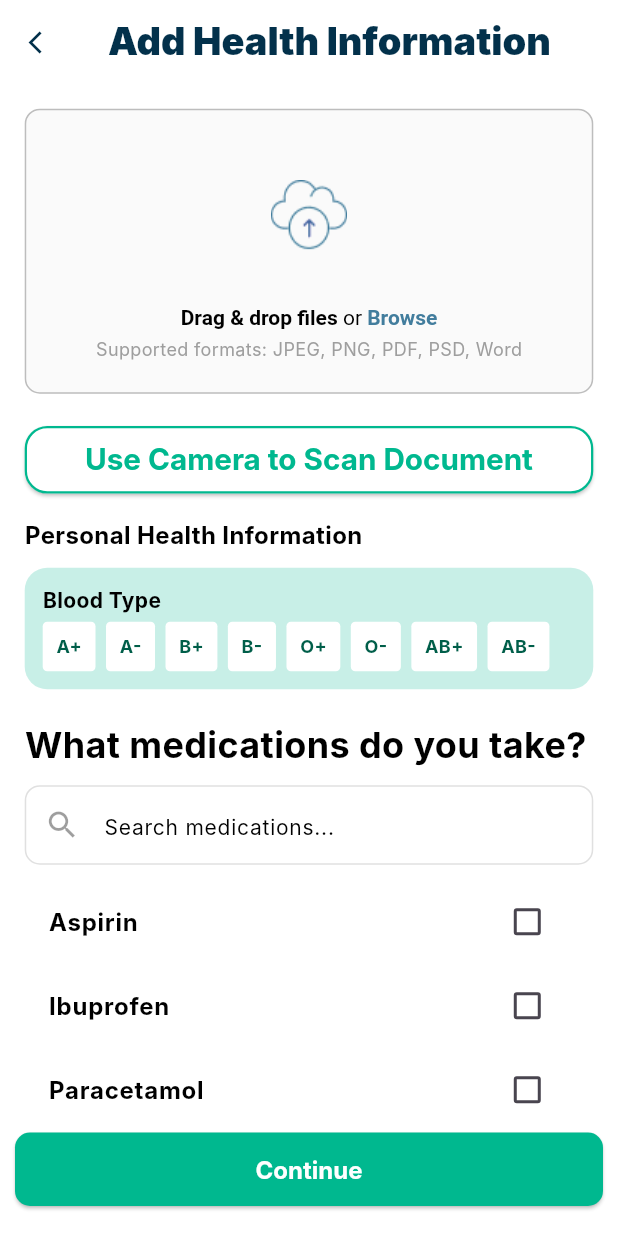
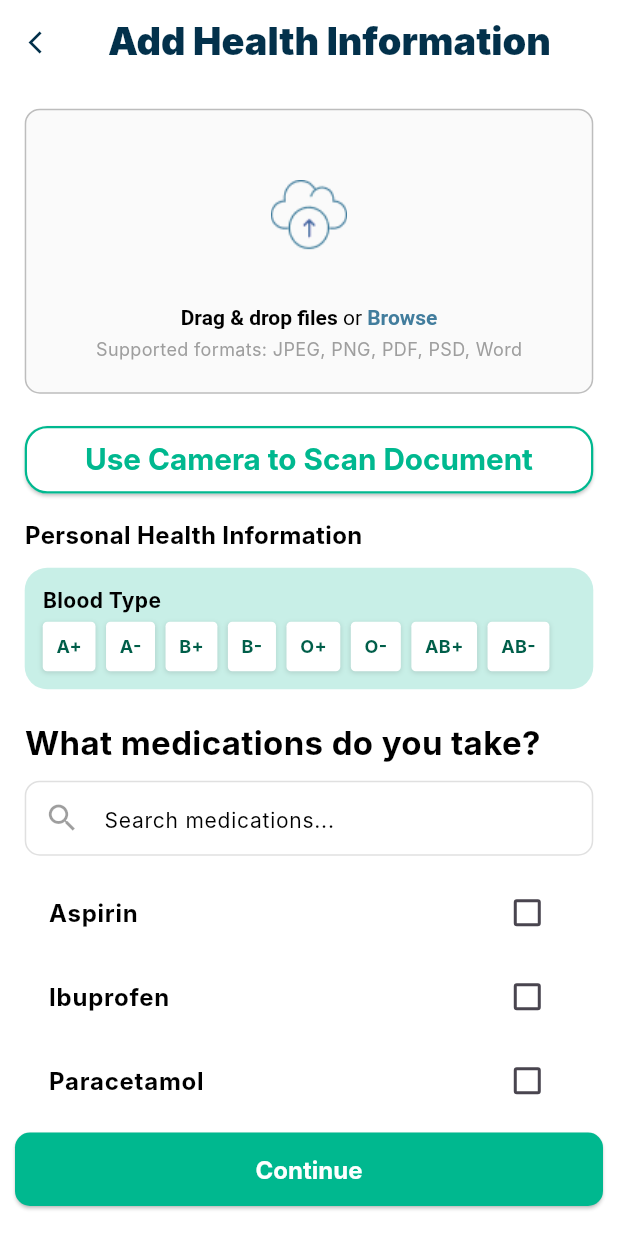
Before and after one commit to fatimasood/InfoKlub-App, a Flutter app: the ProfileOptions screen opened by its route, after a tap on "Health", on a phone screen of 412 x 824 dp. Run offline on Flutter 3.47's test engine with Material 3 defaults, Android fonts, the phone set to English and light mode, and no system bars; our stand-ins replace country_picker, firebase_auth, firebase_core, fluttertoast, hive, hive_flutter and 3 more; accounts and stored records are empty; Roboto replaces fonts that are missing (Inter).

```diff
--- a/infoklub/lib/views/create_profile/add_info_dashboard.dart
+++ b/infoklub/lib/views/create_profile/add_info_dashboard.dart
@@ -11,32 +11,37 @@ class ProfileOptions extends StatefulWidget {
 }
 
 class _ProfileOptionsState extends State<ProfileOptions> {
-  // check data entry
+  // Flags to track data completion
   bool healthCompleted = false;
   bool educationCompleted = false;
   bool careerCompleted = false;
 
-  // calculate progress
+  // Calculate progress value
   double get progress {
-    int completedCount = 0;
-    if (healthCompleted) completedCount++;
-    if (educationCompleted) completedCount++;
-    if (careerCompleted) completedCount++;
-    return completedCount / 3;
+    int completed = 0;
+    if (healthCompleted) completed++;
+    if (educationCompleted) completed++;
+    if (careerCompleted) completed++;
+    return completed / 3;
   }
 
-// Get progress text
   String get progressText {
     if (progress == 0) return "Complete your Profile";
     if (progress == 1) return "Profile Completed!";
     return "${(progress * 100).toInt()}% Completed";
   }
 
-  // Get progress text color
   Color get progressColor {
     if (progress == 0) return AppTheme.redAccent;
     if (progress == 1) return AppTheme.forestGreen;
     return AppTheme.azureBlue;
+  }
+
+  Future<void> _navigateAndUpdate(String route, Function onComplete) async {
+    final result = await Navigator.pushNamed(context, route);
+    if (result == true) {
+      setState(() => onComplete());
+    }
   }
 
   @override
@@ -51,7 +56,6 @@ class _ProfileOptionsState extends State<ProfileOptions> {
         child: Padding(
           padding: EdgeInsets.only(
             top: screenHeight * 0.06,
-            // bottom: screenHeight * 0.6,
             left: screenWidth * 0.01,
             right: screenWidth * 0.01,
           ),
@@ -65,8 +69,8 @@ class _ProfileOptionsState extends State<ProfileOptions> {
                 ),
               ),
               Padding(
-                padding: const EdgeInsets.only(
-                    top: 20.0, bottom: 20.0, left: 14.0, right: 14.0),
+                padding: const EdgeInsets.symmetric(
+                    vertical: 20.0, horizontal: 14.0),
                 child: Column(
                   crossAxisAlignment: CrossAxisAlignment.start,
                   children: [
@@ -76,18 +80,18 @@ class _ProfileOptionsState extends State<ProfileOptions> {
                         fontSize: 13.5,
                         color: AppTheme.greyColor,
                         fontFamily: 'Inter',
-                          fontWeight: FontWeight.w600),
+                        fontWeight: FontWeight.w600,
                       ),
-                    const SizedBox(
-                      height: 4.0,
                     ),
+                    const SizedBox(height: 4.0),
                     Text(
                       progressText,
                       style: TextStyle(
                         fontSize: 18.5,
                         color: progressColor,
                         fontFamily: 'Inter',
-                          fontWeight: FontWeight.w700),
+                        fontWeight: FontWeight.w700,
+                      ),
                     ),
                     const SizedBox(height: 10.0),
                     Stack(
@@ -102,15 +106,17 @@ class _ProfileOptionsState extends State<ProfileOptions> {
                         ),
                         Container(
                           height: 8.0,
-                          width: screenWidth * 0.2,
+                          width: screenWidth * progress,
                           decoration: BoxDecoration(
                             color: progressColor,
                             borderRadius: BorderRadius.circular(4.0),
                           ),
-                        )
+                        ),
                       ],
                     ),
                     const SizedBox(height: 25.0),
+
+                    /// HEALTH CARD
                     InfoCard(
                       context,
                       icon: Icons.health_and_safety,
@@ -122,41 +128,48 @@ class _ProfileOptionsState extends State<ProfileOptions> {
                       backgroundColor: Colors.green[50]!,
                       arrowColor: AppTheme.forestGreen,
                       descolor: AppTheme.forestGreen,
-                      onTap: () {
-                        Navigator.pushNamed(context, AppRoutes.health);
-                      },
+                      onTap: () => _navigateAndUpdate(
+                        AppRoutes.health,
+                        () => healthCompleted = true,
+                      ),
                     ),
                     const SizedBox(height: 15.0),
+
+                    /// EDUCATION CARD
                     InfoCard(
                       context,
                       icon: Icons.school,
                       iconColor: AppTheme.azureBlue,
                       title: 'Education',
-                      description: healthCompleted
+                      description: educationCompleted
                           ? 'Education Data Uploaded'
                           : 'Upload Your Education Records Here',
                       backgroundColor: Colors.blue[50]!,
                       arrowColor: AppTheme.azureBlue,
                       descolor: AppTheme.azureBlue,
-                      onTap: () {
-                        Navigator.pushNamed(context, AppRoutes.health);
-                      },
+                      onTap: () => _navigateAndUpdate(
+                        AppRoutes.eduData,
+                        () => educationCompleted = true,
+                      ),
                     ),
                     const SizedBox(height: 15.0),
+
+                    /// CAREER CARD
                     InfoCard(
                       context,
                       icon: Icons.work,
                       iconColor: AppTheme.purpleAccent,
                       title: 'Career',
-                      description: healthCompleted
+                      description: careerCompleted
                           ? 'Career Data Uploaded'
                           : 'Upload Your Career Records Here',
                       backgroundColor: Colors.purple[50]!,
                       arrowColor: AppTheme.purpleAccent,
                       descolor: AppTheme.purpleAccent,
-                      onTap: () {
-                        Navigator.pushNamed(context, AppRoutes.career);
-                      },
+                      onTap: () => _navigateAndUpdate(
+                        AppRoutes.career,
+                        () => careerCompleted = true,
+                      ),
                     ),
                   ],
                 ),
--- a/infoklub/lib/views/health_screens/health_data.dart
+++ b/infoklub/lib/views/health_screens/health_data.dart
@@ -15,13 +15,12 @@ class HealthData extends StatelessWidget {
     final viewModel = Provider.of<HealthDataViewModel>(context);
     final screenWidth = MediaQuery.of(context).size.width;
     final screenHeight = MediaQuery.of(context).size.height;
+    final isTablet = screenWidth > 600;
 
     return Scaffold(
       appBar: AppBar(
         leading: GestureDetector(
-          onTap: () {
-            Navigator.pop(context, false);
-          },
+          onTap: () => Navigator.pop(context, false),
           child: const Icon(
             Icons.arrow_back_ios,
             color: AppTheme.textColor,
@@ -36,8 +35,8 @@ class HealthData extends StatelessWidget {
       ),
       body: Stack(
         children: [
-          // Main scrolling content
           SingleChildScrollView(
+            keyboardDismissBehavior: ScrollViewKeyboardDismissBehavior.onDrag,
             padding: EdgeInsets.symmetric(
               horizontal: screenWidth * 0.04,
               vertical: screenHeight * 0.02,
@@ -45,10 +44,8 @@ class HealthData extends StatelessWidget {
             child: Column(
               crossAxisAlignment: CrossAxisAlignment.start,
               children: [
-                // Drag and Drop Section
                 dropfiles(),
                 const SizedBox(height: 20),
-
                 CustomButton(
                   text: 'Use Camera to Scan Document',
                   borderColor: AppTheme.tealAccent,
@@ -58,17 +55,17 @@ class HealthData extends StatelessWidget {
                   color: AppTheme.whiteColor,
                   borderRadius: 15.0,
                   onPressed: () {
-                    //scan document
+                    // TODO: implement camera scan
                   },
                 ),
                 const SizedBox(height: 15),
-                // Blood Type Section
                 const Text(
                   "Personal Health Information",
                   style: TextStyle(
                     fontSize: 16,
                     color: AppTheme.blackColor,
-                      fontWeight: FontWeight.bold),
+                    fontWeight: FontWeight.bold,
+                  ),
                 ),
                 const SizedBox(height: 10),
                 Container(
@@ -77,7 +74,6 @@ class HealthData extends StatelessWidget {
                     color: AppTheme.backgreen,
                     borderRadius: BorderRadius.circular(15.0),
                   ),
-                  child: Padding(
                   padding: const EdgeInsets.all(12.0),
                   child: Column(
                     crossAxisAlignment: CrossAxisAlignment.start,
@@ -87,11 +83,10 @@ class HealthData extends StatelessWidget {
                         style: TextStyle(
                           fontSize: 14,
                           color: AppTheme.blackColor,
-                              fontWeight: FontWeight.bold),
+                          fontWeight: FontWeight.bold,
                         ),
-                        const SizedBox(
-                          height: 4.0,
                       ),
+                      const SizedBox(height: 4.0),
                       Wrap(
                         spacing: 7,
                         runSpacing: 6,
@@ -108,6 +103,13 @@ class HealthData extends StatelessWidget {
                                     ? AppTheme.tealAccent
                                     : Colors.white,
                                 borderRadius: BorderRadius.circular(3.0),
+                                boxShadow: const [
+                                  BoxShadow(
+                                    color: Colors.black12,
+                                    blurRadius: 2.0,
+                                    offset: Offset(0, 1),
+                                  )
+                                ],
                               ),
                               child: Text(
                                 type,
@@ -126,21 +128,17 @@ class HealthData extends StatelessWidget {
                     ],
                   ),
                 ),
-                ),
                 const SizedBox(height: 20),
-
-                // Medications Section
-                const Text(
+                Text(
                   "What medications do you take?",
                   style: TextStyle(
-                      fontSize: 24.0,
+                    fontSize: isTablet ? 26.0 : 22.0,
                     fontWeight: FontWeight.bold,
                     fontFamily: 'Inter',
-                      color: AppTheme.blackColor),
+                    color: AppTheme.blackColor,
+                  ),
                 ),
                 const SizedBox(height: 10),
-
-                // Updated Search Bar
                 Container(
                   decoration: BoxDecoration(
                     color: AppTheme.whiteColor,
@@ -151,75 +149,61 @@ class HealthData extends StatelessWidget {
                     ),
                   ),
                   child: TextField(
-                    style: const TextStyle(
+                    style: TextStyle(
                       color: Colors.black,
                       fontFamily: 'Inter',
-                        fontSize: 18.0),
-                    onChanged: (query) {
-                      viewModel.filterMedications(query);
-                    },
+                      fontSize: isTablet ? 18.0 : 16.0,
+                    ),
+                    onChanged: viewModel.filterMedications,
                     decoration: const InputDecoration(
                       hintText: "Search medications...",
                       hintStyle: TextStyle(
                         color: Colors.black,
                         fontSize: 14,
                       ),
-                      prefixIcon: Icon(
-                        Icons.search,
-                        color: Colors.black38,
-                      ),
+                      prefixIcon: Icon(Icons.search, color: Colors.black38),
                       border: InputBorder.none,
-                      contentPadding: EdgeInsets.symmetric(
-                        vertical: 12,
-                        horizontal: 10,
+                      contentPadding:
+                          EdgeInsets.symmetric(vertical: 12, horizontal: 10),
                     ),
                   ),
                 ),
-                ),
-
                 const SizedBox(height: 10),
-
-                // Medication List
                 Column(
-                  children: viewModel.filteredMedications.map((medication) {
+                  children: viewModel.filteredMedications.map((med) {
                     final isSelected =
-                        viewModel.selectedMedications.contains(medication);
+                        viewModel.selectedMedications.contains(med);
                     return CheckboxListTile(
                       value: isSelected,
-
-                      //tileColor: isSelected ? AppTheme.tealAccent : Colors.white,
                       activeColor: Colors.white,
                       checkColor: AppTheme.tealAccent,
-                      onChanged: (bool? value) =>
-                          viewModel.toggleMedication(medication),
+                      onChanged: (_) => viewModel.toggleMedication(med),
                       title: Text(
-                        medication,
+                        med,
                         style: TextStyle(
                           color:
                               isSelected ? AppTheme.tealAccent : Colors.black,
                           fontSize: 16.0,
                           fontWeight: FontWeight.w700,
-                            fontFamily: 'Inter'),
+                          fontFamily: 'Inter',
+                        ),
                       ),
                     );
                   }).toList(),
                 ),
-
                 const SizedBox(height: 15),
-
-                // Selected Medications
                 if (viewModel.selectedMedications.isNotEmpty)
                   Wrap(
                     spacing: 8.0,
                     children: viewModel.selectedMedications
-                        .map((medication) => Chip(
+                        .map((med) => Chip(
                               label: Text(
-                                medication,
+                                med,
                                 style: const TextStyle(
                                   color: AppTheme.greyblacktext,
                                   fontSize: 16,
                                   fontFamily: 'Inter',
-                                    fontWeight: FontWeight.normal),
+                                ),
                               ),
                               backgroundColor: Colors.grey[100],
                               deleteIcon: const Icon(
@@ -227,31 +211,35 @@ class HealthData extends StatelessWidget {
                                 size: 16,
                                 color: AppTheme.greyblacktext,
                               ),
-                              onDeleted: () =>
-                                  viewModel.toggleMedication(medication),
+                              onDeleted: () => viewModel.toggleMedication(med),
                             ))
                         .toList(),
                   ),
-
-                const SizedBox(
-                    height: 100), // Extra padding for the fixed button
+                const SizedBox(height: 100),
               ],
             ),
           ),
-          // Fixed Button at the Bottom
           Positioned(
             bottom: 0,
             left: 0,
             right: 0,
             child: Container(
-              color: Colors.white, // Add background if needed
-              padding: const EdgeInsets.only(
-                  bottom: 20, left: 10, right: 10, top: 0),
+              color: Colors.white,
+              padding: const EdgeInsets.only(bottom: 20, left: 10, right: 10),
               child: SizedBox(
                 width: double.infinity,
                 child: ElevatedButton(
                   onPressed: () {
-                    //medicines
+                    if (viewModel.selectedBloodType == null ||
+                        viewModel.selectedMedications.isEmpty) {
+                      ScaffoldMessenger.of(context).showSnackBar(
+                        const SnackBar(
+                          content:
+                              Text("Please select blood type and medications"),
+                        ),
+                      );
+                      return;
+                    }
                     Navigator.pushNamed(context, AppRoutes.mdcndata);
                   },
                   style: ElevatedButton.styleFrom(
@@ -266,7 +254,8 @@ class HealthData extends StatelessWidget {
                     style: TextStyle(
                       color: Colors.white,
                       fontSize: 16,
-                        fontWeight: FontWeight.bold),
+                      fontWeight: FontWeight.bold,
+                    ),
                   ),
                 ),
               ),
```
Also changed, not shown: infoklub/lib/models/health/health_model.dart (added, +25 -0 lines), infoklub/lib/utils/hive_helpers.dart (added, +15 -0 lines), infoklub/lib/viewmodels/health/healthdata_viewmodel.dart (+13 -0 lines), infoklub/lib/models/health/health_model.g.dart (added), infoklub/lib/models/user_profile_model.g.dart, infoklub/lib/services/linkedln_service.dart (deleted), infoklub/lib/utils/helpers.dart (deleted), 4 other files. Lines whose indentation alone changed are shown as unchanged.
